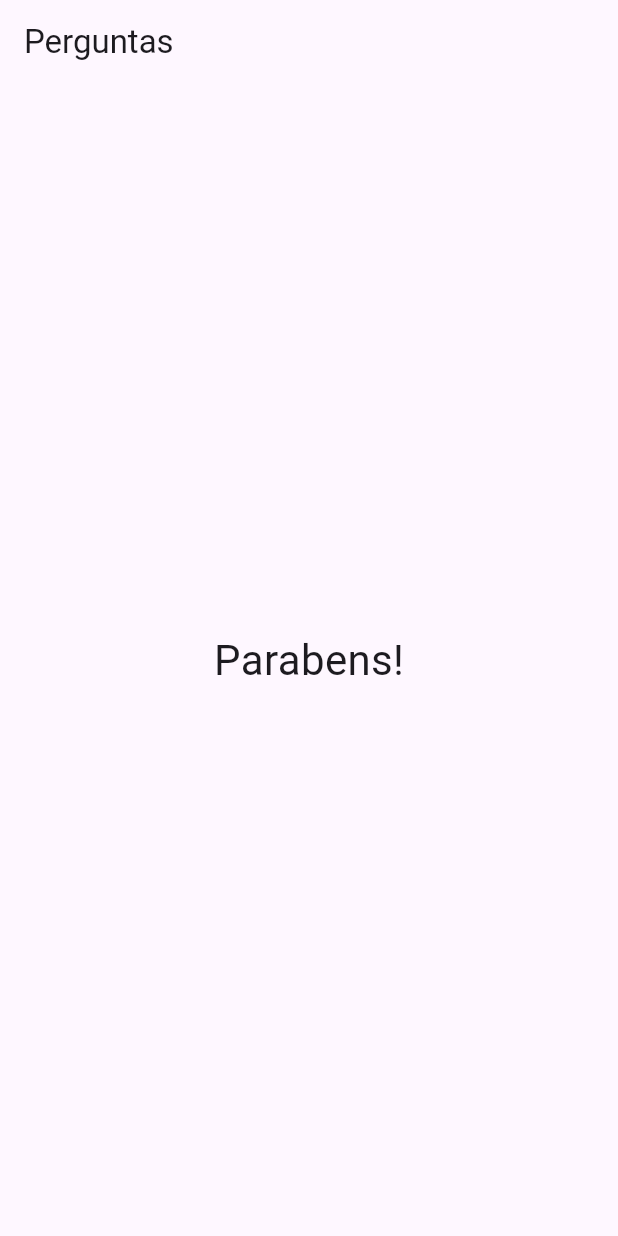
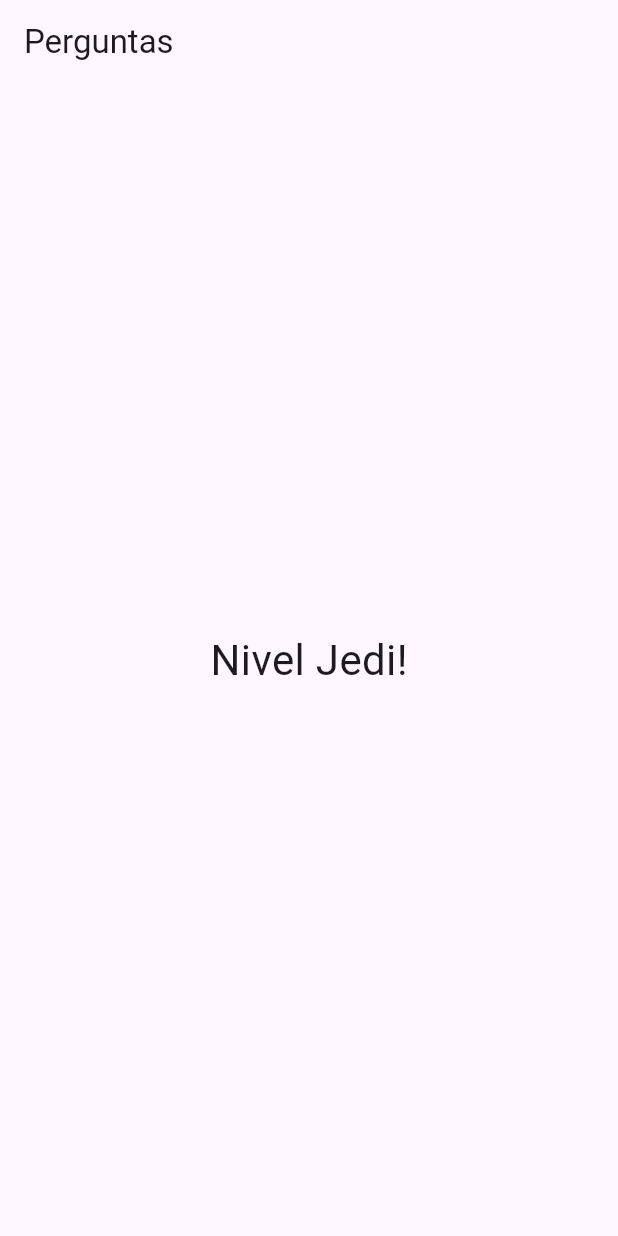
Before and after one commit to niltinfilho/projeto_perguntas, a Flutter app: the screen it shows after launch, after a tap on "Preto", after a tap on "Canguru", after a tap on "Maria", on a phone screen of 412 x 824 dp. Run offline on Flutter 3.47's test engine with Material 3 defaults, Android fonts, the phone set to English and light mode, and no system bars.

```diff
--- a/lib/main.dart
+++ b/lib/main.dart
@@ -72,7 +72,7 @@ class _PerguntaAppState extends State<PerguntaApp> {
             responder: _responder
           )
           : Center(
-            child: Resultado()
+            child: Resultado(_pontuacaoTotal)
           )
       ),
     );
--- a/lib/resultado.dart
+++ b/lib/resultado.dart
@@ -2,10 +2,26 @@ import 'package:flutter/material.dart';
 
 class Resultado extends StatelessWidget {
 
+  int pontuacao = 0;
+
+  Resultado(this.pontuacao);
+
+  String get fraseResultado {
+    if(pontuacao < 8) {
+      return 'Parabens!';
+    } else if(pontuacao < 12) {
+      return 'Voce eh bom!';
+    } else if(pontuacao < 16) {
+      return 'Impressionante!';
+    } else {
+      return 'Nivel Jedi!';
+    }
+  }
+
   @override
   Widget build(BuildContext context) {
     return Text(
-        'Parabens!',
+        fraseResultado,
         style: TextStyle(fontSize: 28),
 
     );
```
